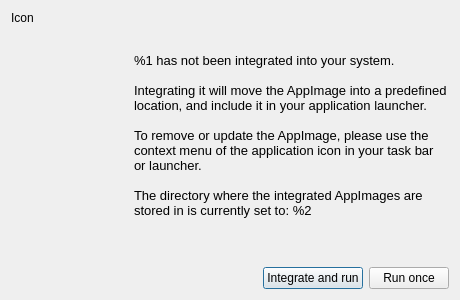
Old version of the form src/ui/integration_dialog.ui in the repository TheAssassin/AppImageLauncher.
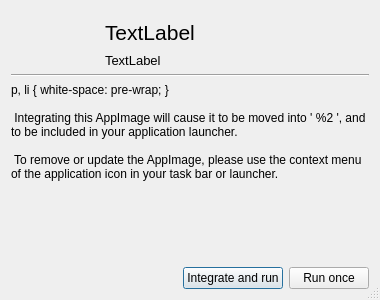
New version of the form.

Commit message: Feature: Show target application Icon, Name, and Description in the integration dialog

What changed in the file:
```diff
--- a/src/ui/integration_dialog.ui
+++ b/src/ui/integration_dialog.ui
@@ -9,7 +9,7 @@
    <rect>
     <x>0</x>
     <y>0</y>
-    <width>460</width>
+    <width>380</width>
     <height>300</height>
    </rect>
   </property>
@@ -23,7 +23,7 @@
    <string>Desktop Integration</string>
   </property>
   <property name="sizeGripEnabled">
-   <bool>false</bool>
+   <bool>true</bool>
   </property>
   <property name="modal">
    <bool>true</bool>
@@ -35,57 +35,157 @@
       <widget class="QLabel" name="icon">
        <property name="sizePolicy">
         <sizepolicy hsizetype="Preferred" vsizetype="Preferred">
-         <horstretch>0</horstretch>
+         <horstretch>1</horstretch>
          <verstretch>0</verstretch>
         </sizepolicy>
        </property>
+       <property name="sizeIncrement">
+        <size>
+         <width>1</width>
+         <height>0</height>
+        </size>
+       </property>
+       <property name="lineWidth">
+        <number>0</number>
+       </property>
        <property name="text">
-        <string>Icon</string>
+        <string/>
+       </property>
+       <property name="scaledContents">
+        <bool>false</bool>
        </property>
        <property name="alignment">
-        <set>Qt::AlignLeading|Qt::AlignLeft|Qt::AlignTop</set>
+        <set>Qt::AlignLeading|Qt::AlignLeft|Qt::AlignVCenter</set>
        </property>
        <property name="margin">
-        <number>12</number>
+        <number>6</number>
+       </property>
+       <property name="indent">
+        <number>0</number>
        </property>
       </widget>
      </item>
      <item>
-      <layout class="QVBoxLayout" name="verticalLayout_2">
-       <item>
-        <widget class="QLabel" name="message">
-         <property name="sizePolicy">
-          <sizepolicy hsizetype="Preferred" vsizetype="MinimumExpanding">
-           <horstretch>0</horstretch>
-           <verstretch>0</verstretch>
-          </sizepolicy>
-         </property>
-         <property name="text">
-          <string>&lt;!DOCTYPE HTML PUBLIC &quot;-//W3C//DTD HTML 4.0//EN&quot; &quot;http://www.w3.org/TR/REC-html40/strict.dtd&quot;&gt;
+      <widget class="QWidget" name="widget" native="true">
+       <property name="sizePolicy">
+        <sizepolicy hsizetype="Preferred" vsizetype="Preferred">
+         <horstretch>3</horstretch>
+         <verstretch>0</verstretch>
+        </sizepolicy>
+       </property>
+       <property name="sizeIncrement">
+        <size>
+         <width>0</width>
+         <height>0</height>
+        </size>
+       </property>
+       <layout class="QVBoxLayout" name="verticalLayout_2">
+        <property name="spacing">
+         <number>8</number>
+        </property>
+        <property name="leftMargin">
+         <number>0</number>
+        </property>
+        <property name="bottomMargin">
+         <number>0</number>
+        </property>
+        <item>
+         <widget class="QLabel" name="labelName">
+          <property name="sizePolicy">
+           <sizepolicy hsizetype="Preferred" vsizetype="MinimumExpanding">
+            <horstretch>0</horstretch>
+            <verstretch>0</verstretch>
+           </sizepolicy>
+          </property>
+          <property name="font">
+           <font>
+            <pointsize>16</pointsize>
+           </font>
+          </property>
+          <property name="text">
+           <string notr="true">TextLabel</string>
+          </property>
+          <property name="alignment">
+           <set>Qt::AlignBottom|Qt::AlignLeading|Qt::AlignLeft</set>
+          </property>
+          <property name="wordWrap">
+           <bool>true</bool>
+          </property>
+         </widget>
+        </item>
+        <item>
+         <widget class="QLabel" name="labelDescription">
+          <property name="sizePolicy">
+           <sizepolicy hsizetype="Preferred" vsizetype="MinimumExpanding">
+            <horstretch>0</horstretch>
+            <verstretch>0</verstretch>
+           </sizepolicy>
+          </property>
+          <property name="font">
+           <font>
+            <pointsize>10</pointsize>
+            <italic>false</italic>
+           </font>
+          </property>
+          <property name="text">
+           <string>TextLabel</string>
+          </property>
+          <property name="alignment">
+           <set>Qt::AlignLeading|Qt::AlignLeft|Qt::AlignTop</set>
+          </property>
+          <property name="wordWrap">
+           <bool>true</bool>
+          </property>
+         </widget>
+        </item>
+       </layout>
+      </widget>
+     </item>
+    </layout>
+   </item>
+   <item>
+    <widget class="Line" name="line">
+     <property name="orientation">
+      <enum>Qt::Horizontal</enum>
+     </property>
+    </widget>
+   </item>
+   <item>
+    <widget class="QLabel" name="message">
+     <property name="sizePolicy">
+      <sizepolicy hsizetype="Preferred" vsizetype="MinimumExpanding">
+       <horstretch>0</horstretch>
+       <verstretch>2</verstretch>
+      </sizepolicy>
+     </property>
+     <property name="text">
+      <string>&lt;!DOCTYPE HTML PUBLIC &quot;-//W3C//DTD HTML 4.0//EN&quot; &quot;http://www.w3.org/TR/REC-html40/strict.dtd&quot;&gt;
 &lt;html&gt;&lt;head&gt;&lt;meta name=&quot;qrichtext&quot; content=&quot;1&quot; /&gt;&lt;style type=&quot;text/css&quot;&gt;
 p, li { white-space: pre-wrap; }
 &lt;/style&gt;&lt;/head&gt;&lt;body style=&quot; font-family:'Noto Sans'; font-size:10pt; font-weight:400; font-style:normal;&quot;&gt;
-&lt;p style=&quot; margin-top:0px; margin-bottom:0px; margin-left:0px; margin-right:0px; -qt-block-indent:0; text-indent:0px;&quot;&gt;%1 has not been integrated into your system.&lt;/p&gt;
-&lt;p style=&quot; margin-top:0px; margin-bottom:0px; margin-left:0px; margin-right:0px; -qt-block-indent:0; text-indent:0px;&quot;&gt; &lt;br /&gt;Integrating it will move the AppImage into a predefined location, and include it in your application launcher.&lt;/p&gt;
+&lt;p style=&quot; margin-top:0px; margin-bottom:0px; margin-left:0px; margin-right:0px; -qt-block-indent:0; text-indent:0px;&quot;&gt;Integrating this AppImage will cause it to be moved into '&lt;a href=&quot;file://%2&quot;&gt;&lt;span style=&quot; text-decoration: underline; color:#2980b9;&quot;&gt;%2&lt;/span&gt;&lt;/a&gt;', and to be included in your application launcher.&lt;/p&gt;
 &lt;p style=&quot;-qt-paragraph-type:empty; margin-top:0px; margin-bottom:0px; margin-left:0px; margin-right:0px; -qt-block-indent:0; text-indent:0px;&quot;&gt;&lt;br /&gt;&lt;/p&gt;
-&lt;p style=&quot; margin-top:0px; margin-bottom:0px; margin-left:0px; margin-right:0px; -qt-block-indent:0; text-indent:0px;&quot;&gt;To remove or update the AppImage, please use the context menu of the application icon in your task bar or launcher. &lt;/p&gt;
-&lt;p style=&quot;-qt-paragraph-type:empty; margin-top:0px; margin-bottom:0px; margin-left:0px; margin-right:0px; -qt-block-indent:0; text-indent:0px;&quot;&gt;&lt;br /&gt;&lt;/p&gt;
-&lt;p style=&quot; margin-top:0px; margin-bottom:0px; margin-left:0px; margin-right:0px; -qt-block-indent:0; text-indent:0px;&quot;&gt;The directory where the integrated AppImages are stored in is currently set to: %2&lt;/p&gt;&lt;/body&gt;&lt;/html&gt;</string>
-         </property>
-         <property name="wordWrap">
-          <bool>true</bool>
-         </property>
-         <property name="margin">
-          <number>0</number>
-         </property>
-        </widget>
-       </item>
-      </layout>
-     </item>
-    </layout>
+&lt;p style=&quot; margin-top:0px; margin-bottom:0px; margin-left:0px; margin-right:0px; -qt-block-indent:0; text-indent:0px;&quot;&gt;To remove or update the AppImage, please use the context menu of the application icon in your task bar or launcher. &lt;/p&gt;&lt;/body&gt;&lt;/html&gt;</string>
+     </property>
+     <property name="alignment">
+      <set>Qt::AlignLeading|Qt::AlignLeft|Qt::AlignTop</set>
+     </property>
+     <property name="wordWrap">
+      <bool>true</bool>
+     </property>
+     <property name="margin">
+      <number>6</number>
+     </property>
+     <property name="openExternalLinks">
+      <bool>true</bool>
+     </property>
+    </widget>
    </item>
    <item>
     <layout class="QHBoxLayout" name="horizontalLayout">
+     <property name="bottomMargin">
+      <number>0</number>
+     </property>
      <item>
       <spacer name="horizontalSpacer">
        <property name="orientation">
```
Left out of the diff: 2 changed lines with no effect on the pictures. The commit also changes 3 other files.
